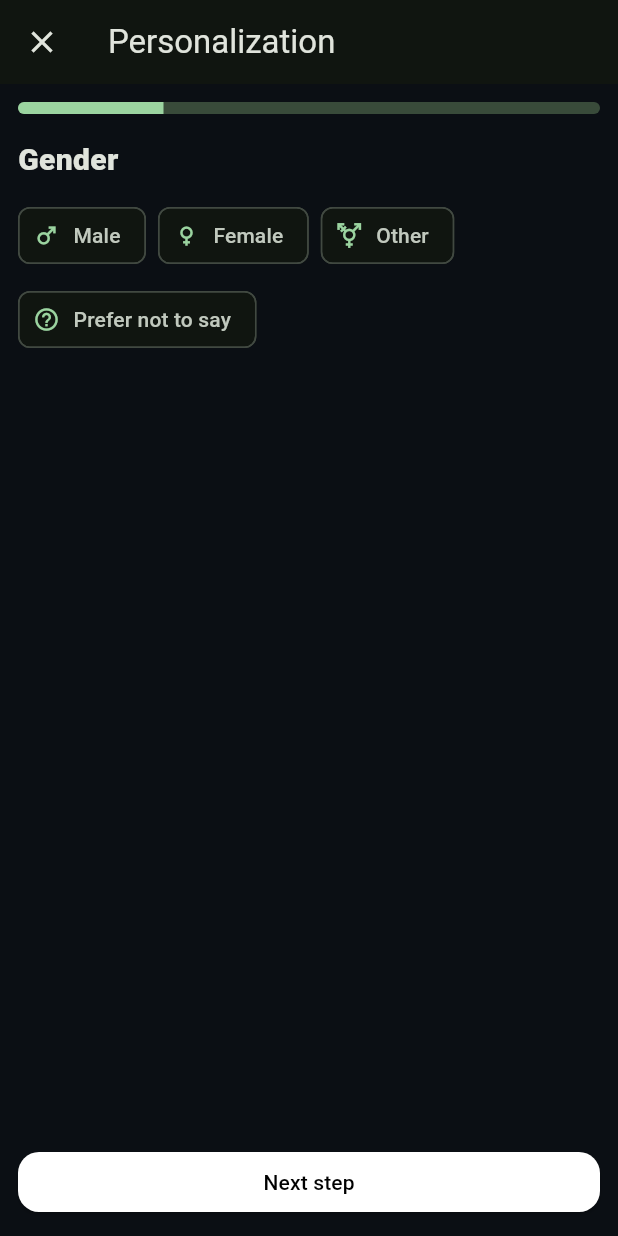
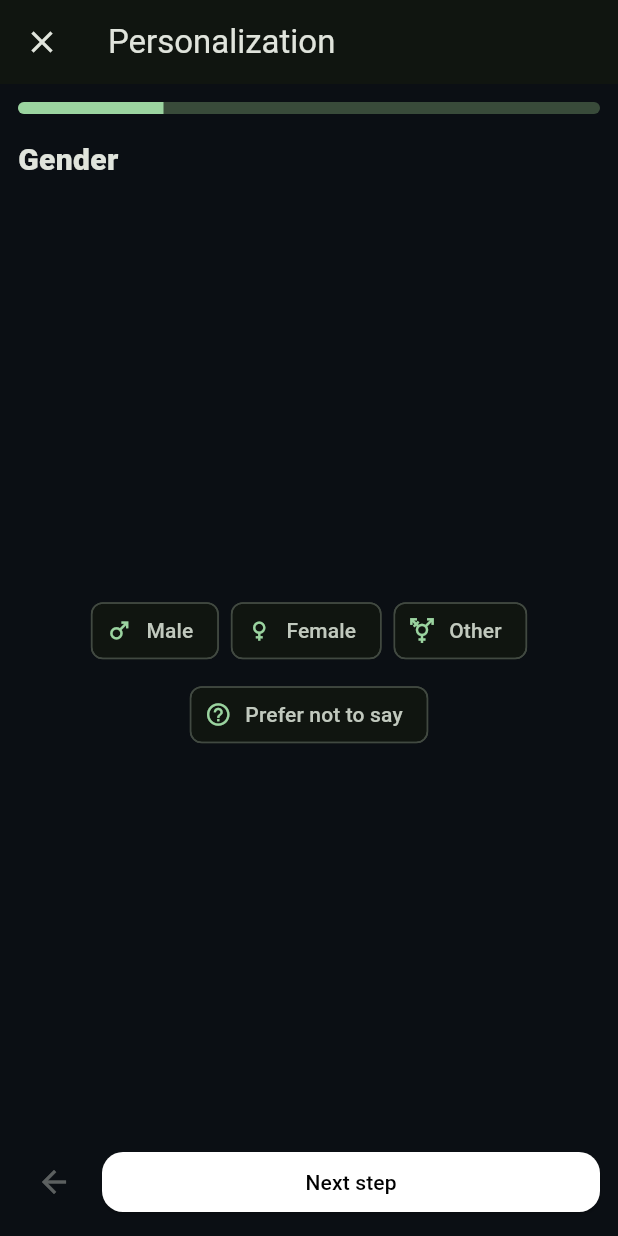
Before and after one commit to Mondaysssss/food-detection, a Flutter app: the PersonaWizardScreen screen opened directly, on a phone screen of 412 x 824 dp. Run offline on Flutter 3.47's test engine with Material 3 defaults, Android fonts, the phone set to English and light mode, and no system bars; network calls fail.

Commit message:
update persona_wizard_screen的格式(1)

```diff
--- a/lib/ui/screens/persona_wizard_screen.dart
+++ b/lib/ui/screens/persona_wizard_screen.dart
@@ -74,6 +74,12 @@ class _PersonaWizardScreenState extends State<PersonaWizardScreen> {
     }
   }
 
+  void _prev() {
+    if (_index > 0) {
+      setState(() => _index--);
+    }
+  }
+
   @override
   Widget build(BuildContext context) {
     final q = _questions[_index];
@@ -100,13 +106,35 @@ class _PersonaWizardScreenState extends State<PersonaWizardScreen> {
             Text(q.title, style: const TextStyle(fontSize: 20, fontWeight: FontWeight.w800)),
             const SizedBox(height: 12),
 
-            _buildQuestion(q),
+            // 讓每一題的控件（多選/選擇器等）置中顯示
+            Expanded(
+              child: Center(
+                child: ConstrainedBox(
+                  constraints: const BoxConstraints(maxWidth: 560),
+                  child: _buildQuestion(q),
+                ),
+              ),
+            ),
 
-            const Spacer(),
+            // 底部：返回 + Next/Finish
+            Row(
+              children: [
+                // 小返回按鈕（第一題就禁用）
+                IconButton(
+                  onPressed: _index == 0 ? null : _prev,
+                  icon: const Icon(Icons.arrow_back),
+                  tooltip: 'Back',
+                ),
+                const SizedBox(width: 8),
 
-            ElevatedButton(
-              onPressed: _nextOrFinish,
-              child: Text(_isLast ? 'Finish' : 'Next step'),
+                // Next step / Finish 佔滿剩餘寬度
+                Expanded(
+                  child: ElevatedButton(
+                    onPressed: _nextOrFinish,
+                    child: Text(_isLast ? 'Finish' : 'Next step'),
+                  ),
+                ),
+              ],
             ),
           ],
         ),
@@ -136,6 +164,7 @@ class _PersonaWizardScreenState extends State<PersonaWizardScreen> {
     ];
 
     return Wrap(
+      alignment: WrapAlignment.center,
       spacing: 8,
       runSpacing: 8,
       children: [
```
